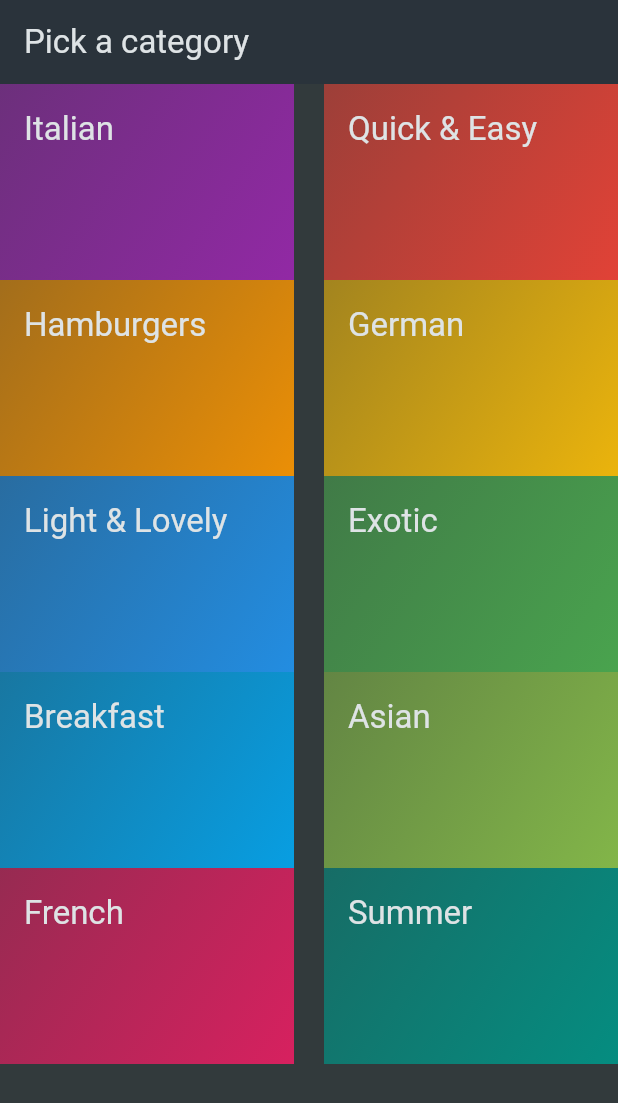
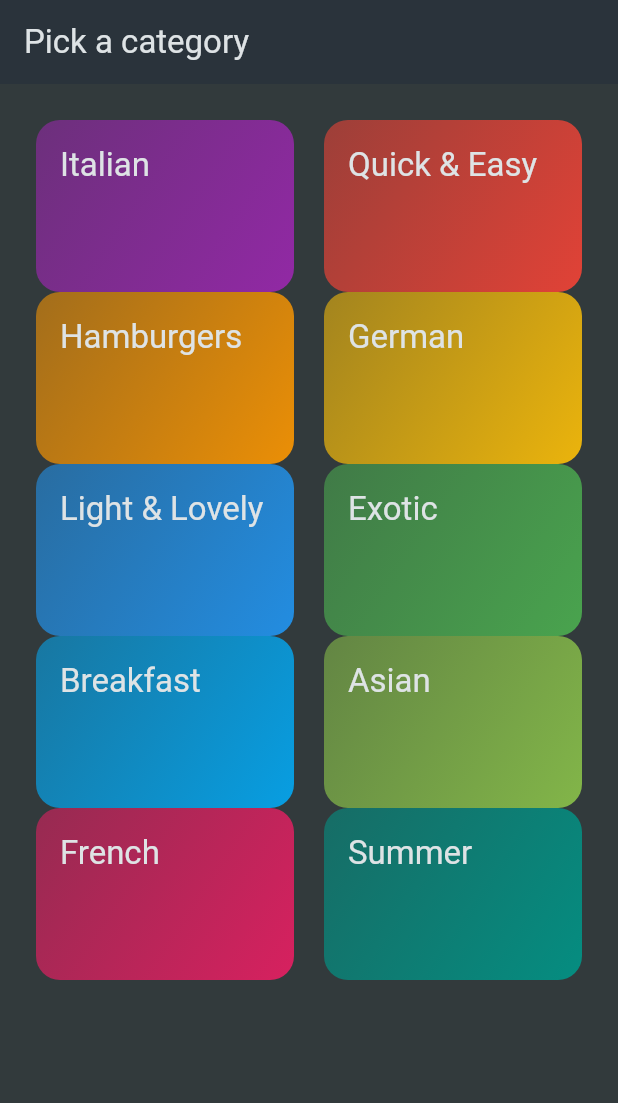
Before and after one commit to Wilson-Ochieng/mealsapp, a Flutter app: the screen it shows after launch, on a phone screen of 412 x 824 dp. Shown: the top 1103 px of the screen. Run offline on Flutter 3.47's test engine with Material 3 defaults, Android fonts, the phone set to English and light mode, and no system bars.

Commit message:
Used inkwell widget to add Tappable effect

```diff
--- a/lib/categories.dart
+++ b/lib/categories.dart
@@ -12,6 +12,7 @@ class CategoriesScreen extends StatelessWidget {
         title: const Text('Pick a category'),
       ),
       body: GridView(
+        padding:  const EdgeInsets.all(24),
         gridDelegate: const SliverGridDelegateWithFixedCrossAxisCount(
           crossAxisCount: 2,
           childAspectRatio: 3 / 2,
--- a/lib/widgets/category_grid_item.dart
+++ b/lib/widgets/category_grid_item.dart
@@ -8,10 +8,20 @@ class CategoryGridItem extends StatelessWidget {
 
   @override
   Widget build(BuildContext context) {
-    return Container(
+    return InkWell(
+
+      onTap: () {
+
+
+
+      },
+      splashColor:Theme.of(context).primaryColor ,
+      borderRadius: BorderRadius.circular(16),
+      child: Container(
 
         padding: const EdgeInsets.all(16) ,
         decoration: BoxDecoration(
+          borderRadius:BorderRadius.circular(16),
             gradient: LinearGradient(colors: [
           category.color.withOpacity(0.55),
           category.color.withOpacity(0.9)
@@ -26,6 +36,7 @@ class CategoryGridItem extends StatelessWidget {
           color: Theme.of(context).colorScheme.onBackground,
 
         ) ,),
+      ),
     );
   }
 }
```
Lines whose indentation alone changed are shown as unchanged.
